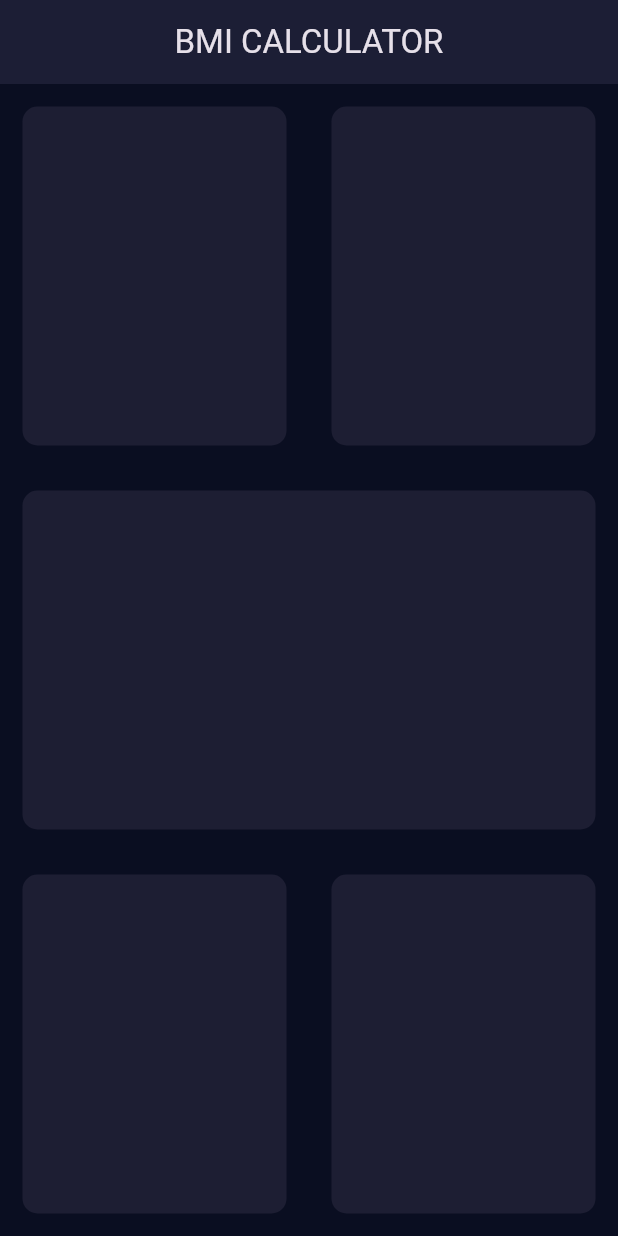
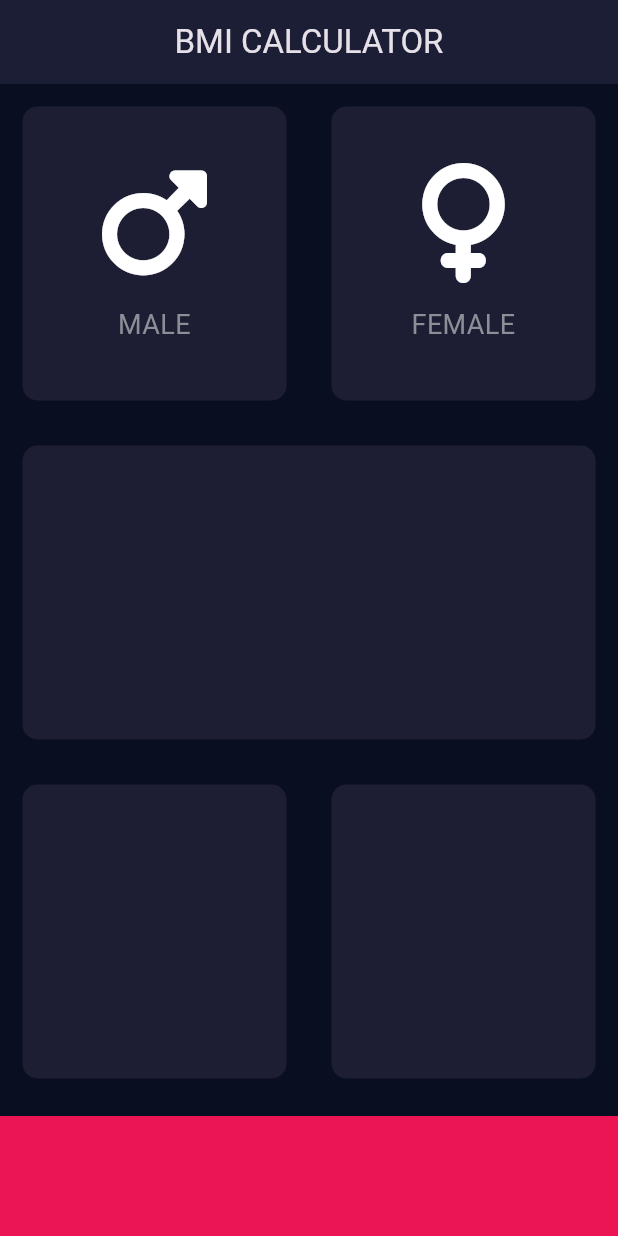
Before and after one commit to Shayboniyshoh/bmi-calculator, a Flutter app: the screen it shows after launch, on a phone screen of 412 x 824 dp. Run offline on Flutter 3.47's test engine with Material 3 defaults, Android fonts, the phone set to English and light mode, and no system bars; our stand-ins replace font_awesome_flutter.

Commit message:
designed cards

```diff
--- /dev/null
+++ b/lib/icon_content.dart
@@ -0,0 +1,36 @@
+import 'package:flutter/material.dart';
+
+const labelStyle = TextStyle(
+  fontSize: 18.0,
+  color: Color(0xFF8D8E98),
+);
+
+class ChildCard extends StatelessWidget {
+  const ChildCard({
+    super.key,
+    this.ctmIcon,
+    required this.cardText,
+  });
+
+  final IconData? ctmIcon;
+  final String cardText;
+
+  @override
+  Widget build(BuildContext context) {
+    return Column(
+      mainAxisAlignment: MainAxisAlignment.center,
+      children: [
+        Icon(
+          ctmIcon,
+          size: 80.0,
+        ),
+        const SizedBox(height: 15.0),
+        Text(
+          cardText,
+          textAlign: TextAlign.center,
+          style: labelStyle,
+        ),
+      ],
+    );
+  }
+}
--- a/lib/input_page.dart
+++ b/lib/input_page.dart
@@ -1,5 +1,11 @@
 import 'package:flutter/material.dart';
+import 'package:font_awesome_flutter/font_awesome_flutter.dart';
+import 'icon_content.dart';
 import 'reusable_card.dart';
+
+const btmContHeight = 80.0;
+const activeCardClr = Color(0xFF1D1E33);
+const btmContClr = Color(0xFFEB1555);
 
 class InputPage extends StatefulWidget {
   const InputPage({super.key});
@@ -20,34 +26,53 @@ class _InputPageState extends State<InputPage> {
           ),
         ),
       ),
-      body: const Column(
+      body: Column(
         children: [
-          Expanded(
+          const Expanded(
             child: Row(
+              crossAxisAlignment: CrossAxisAlignment.stretch,
               children: [
                 Expanded(
-                  child: ReUsableCard(colour: Color(0xFF1D1E33)),
+                  child: ReUsableCard(
+                    colour: activeCardClr,
+                    childCard: ChildCard(
+                      ctmIcon: FontAwesomeIcons.mars,
+                      cardText: "MALE",
+                    ),
+                  ),
                 ),
                 Expanded(
-                  child: ReUsableCard(colour: Color(0xFF1D1E33)),
+                  child: ReUsableCard(
+                    colour: activeCardClr,
+                    childCard: ChildCard(
+                      ctmIcon: FontAwesomeIcons.venus,
+                      cardText: "FEMALE",
+                    ),
+                  ),
                 ),
               ],
             ),
           ),
-          Expanded(
-            child: ReUsableCard(colour: Color(0xFF1D1E33)),
+          const Expanded(
+            child: ReUsableCard(colour: activeCardClr),
           ),
-          Expanded(
+          const Expanded(
             child: Row(
               children: [
                 Expanded(
-                  child: ReUsableCard(colour: Color(0xFF1D1E33)),
+                  child: ReUsableCard(colour: activeCardClr),
                 ),
                 Expanded(
-                  child: ReUsableCard(colour: Color(0xFF1D1E33)),
+                  child: ReUsableCard(colour: activeCardClr),
                 ),
               ],
             ),
+          ),
+          Container(
+            height: btmContHeight,
+            width: double.infinity,
+            color: btmContClr,
+            margin: const EdgeInsets.only(top: 10.0),
           ),
         ],
       ),
--- a/lib/reusable_card.dart
+++ b/lib/reusable_card.dart
@@ -1,8 +1,14 @@
 import 'package:flutter/material.dart';
 
 class ReUsableCard extends StatelessWidget {
-  const ReUsableCard({super.key, required this.colour});
+  const ReUsableCard({
+    super.key,
+    required this.colour,
+    this.childCard,
+  });
+
   final Color colour;
+  final Widget? childCard;
 
   @override
   Widget build(BuildContext context) {
@@ -12,6 +18,7 @@ class ReUsableCard extends StatelessWidget {
         color: colour,
         borderRadius: BorderRadius.circular(10.0),
       ),
+      child: childCard,
     );
   }
 }
--- a/pubspec.yaml
+++ b/pubspec.yaml
@@ -13,6 +13,7 @@ dependencies:
 
 
   cupertino_icons: ^1.0.2
+  font_awesome_flutter: ^10.7.0
 
 dev_dependencies:
   flutter_test:
```
Also changed, not shown: pubspec.lock.
